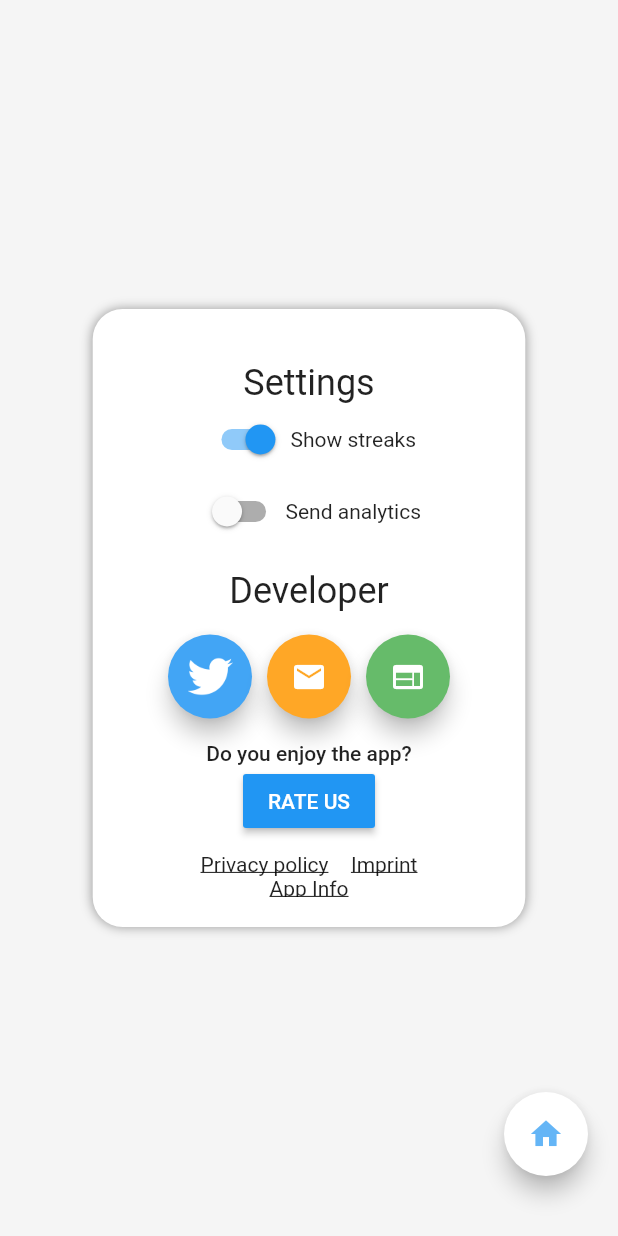
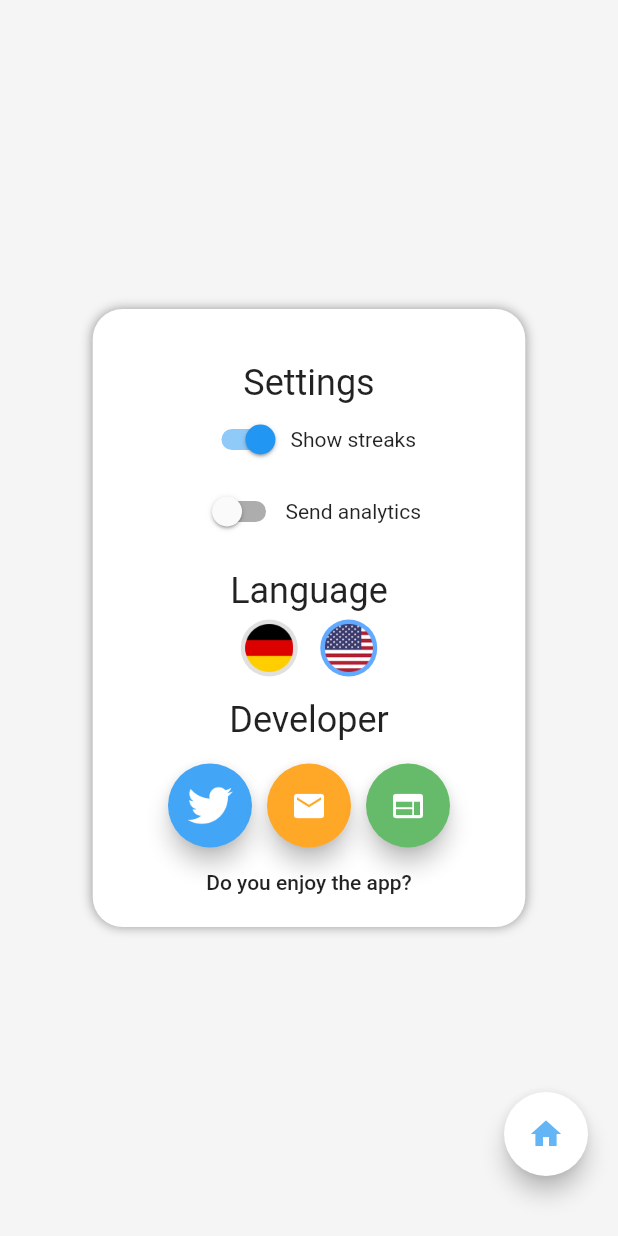
Before and after one commit to DevLeoko/ArticleTrainer, a Flutter app: the SettingsScreen screen opened by its route, on a phone screen of 412 x 824 dp. Run offline on Flutter 3.47's test engine with Material 2 defaults, Android fonts, the phone set to English and light mode, and no system bars; our stand-ins replace connectivity, firebase_analytics, flutter_i18n, shared_preferences, smooth_star_rating, sqflite and 1 more; accounts and stored records are empty; network calls fail; statements that could not run were skipped.

Commit message:
Internationalized - en & de

```diff
--- a/assets/locales/de.yaml
+++ b/assets/locales/de.yaml
@@ -15,6 +15,7 @@
   title: "Einstellungen"
   showStreaks: "Zeige Streaks"
   sendAnalytics: "Sende Analytics"
+  language: "Sprache"
   aboutDev: "Entwickler"
   rateUsTitle: "Dir gefällt die App?"
   rateUsAction: "SAG UNS DEINE MEINUNG"
--- a/assets/locales/en.yaml
+++ b/assets/locales/en.yaml
@@ -15,6 +15,7 @@
   title: "Settings"
   showStreaks: "Show streaks"
   sendAnalytics: "Send analytics"
+  language: "Language"
   aboutDev: "Developer"
   rateUsTitle: "Do you enjoy the app?"
   rateUsAction: "RATE US"
--- a/lib/main.dart
+++ b/lib/main.dart
@@ -1,5 +1,7 @@
+import 'package:article_images/manager/settings_manager.dart';
 import 'package:article_images/screens/challenge_play_screen.dart';
 import 'package:flutter/material.dart';
+import 'package:flutter_i18n/flutter_i18n.dart';
 import 'package:flutter_i18n/flutter_i18n_delegate.dart';
 import 'package:flutter_i18n/loaders/decoders/yaml_decode_strategy.dart';
 import 'package:flutter_i18n/loaders/file_translation_loader.dart';
@@ -30,8 +32,8 @@
       localizationsDelegates: [
         FlutterI18nDelegate(
           translationLoader: FileTranslationLoader(
-            basePath: "assets/locales/",
-            fallbackFile: "de",
+            basePath: "assets/locales",
+            fallbackFile: "en",
             useCountryCode: false,
             decodeStrategies: [YamlDecodeStrategy()],
           ),
--- a/lib/manager/settings_manager.dart
+++ b/lib/manager/settings_manager.dart
@@ -2,6 +2,7 @@
 import 'package:firebase_analytics/firebase_analytics.dart';
 import 'package:flutter/cupertino.dart';
 import 'package:flutter/material.dart';
+import 'package:flutter_i18n/flutter_i18n.dart';
 import 'package:shared_preferences/shared_preferences.dart';
 
 class SettingsManger {
@@ -16,6 +17,7 @@
   bool requestRating;
   bool hideStreaks;
   bool askForAnalytics = false;
+  String language;
 
   init(BuildContext context) async {
     final prefs = await SharedPreferences.getInstance();
@@ -24,6 +26,12 @@
 
     hideStreaks = prefs.getBool(SettingsScreen.hide_streak) ?? false;
 
+    language = prefs.getString(SettingsScreen.language);
+
+    if (language != null) {
+      FlutterI18n.refresh(context, Locale(language));
+    }
+
     if (!prefs.containsKey(SettingsScreen.use_analytics)) {
       FirebaseAnalytics().setAnalyticsCollectionEnabled(false);
       askForAnalytics = true;
--- a/lib/screens/settings_screen.dart
+++ b/lib/screens/settings_screen.dart
@@ -1,5 +1,6 @@
 import 'package:article_images/manager/settings_manager.dart';
 import 'package:article_images/screens/home_screen.dart';
+import 'package:article_images/utils/styles.dart';
 import 'package:article_images/widgets/background.dart';
 import 'package:article_images/widgets/home_button.dart';
 import 'package:firebase_analytics/firebase_analytics.dart';
@@ -8,16 +9,24 @@
 import 'package:shared_preferences/shared_preferences.dart';
 import 'package:url_launcher/url_launcher.dart';
 
-class SettingsScreen extends StatelessWidget {
+class SettingsScreen extends StatefulWidget {
   static const routeName = '/settings';
 
   const SettingsScreen({Key key}) : super(key: key);
   static const hide_streak = "settings_hide_streak";
   static const use_analytics = "use_analytics";
   static const has_requested_rating = "has_requested_rating";
+  static const language = "language";
 
   @override
+  _SettingsScreenState createState() => _SettingsScreenState();
+}
+
+class _SettingsScreenState extends State<SettingsScreen> {
+  @override
   Widget build(BuildContext context) {
+    final cLang = FlutterI18n.currentLocale(context).languageCode;
+
     return Scaffold(
       body: Stack(
         children: [
@@ -53,7 +62,7 @@
                       ToggleSetting(
                         name: FlutterI18n.translate(
                             context, "settings.showStreaks"),
-                        tag: hide_streak,
+                        tag: SettingsScreen.hide_streak,
                         inverted: true,
                         defaultValue: true,
                         callback: (val) => SettingsManger().hideStreaks = !val,
@@ -61,10 +70,53 @@
                       ToggleSetting(
                           name: FlutterI18n.translate(
                               context, "settings.sendAnalytics"),
-                          tag: use_analytics,
+                          tag: SettingsScreen.use_analytics,
                           defaultValue: false,
                           callback: (val) => FirebaseAnalytics()
                               .setAnalyticsCollectionEnabled(val)),
+                      SizedBox(
+                        height: 15,
+                      ),
+                      Text(
+                        FlutterI18n.translate(context, "settings.language"),
+                        style: Theme.of(context).textTheme.headline5,
+                      ),
+                      SizedBox(
+                        height: 5,
+                      ),
+                      Wrap(
+                        alignment: WrapAlignment.spaceAround,
+                        runAlignment: WrapAlignment.spaceAround,
+                        spacing: 15,
+                        children: [
+                          for (final lang in ["de", "en"])
+                            GestureDetector(
+                              onTap: () async {
+                                await FlutterI18n.refresh(
+                                    context, Locale(lang));
+
+                                await SharedPreferences.getInstance().then(
+                                    (prefs) => prefs.setString(
+                                        SettingsScreen.language, lang));
+
+                                setState(() {});
+                              },
+                              child: Container(
+                                child: Image.asset(
+                                  "assets/images/$lang.png",
+                                  scale: 2,
+                                ),
+                                padding: EdgeInsets.all(3),
+                                decoration: BoxDecoration(
+                                  color: lang == cLang
+                                      ? flatBlue
+                                      : Colors.grey.shade300,
+                                  shape: BoxShape.circle,
+                                ),
+                              ),
+                            )
+                        ],
+                      ),
                       SizedBox(
                         height: 15,
                       ),
--- a/pubspec.yaml
+++ b/pubspec.yaml
@@ -11,7 +11,7 @@
 # In iOS, build-name is used as CFBundleShortVersionString while build-number used as CFBundleVersion.
 # Read more about iOS versioning at
 # https://developer.apple.com/library/archive/documentation/General/Reference/InfoPlistKeyReference/Articles/CoreFoundationKeys.html
-version: 1.0.4+4
+version: 1.0.5+5
 
 environment:
   sdk: ">=2.6.0 <3.0.0"
```
Also changed, not shown: assets/images/de.png (added), assets/images/en.png (added).
